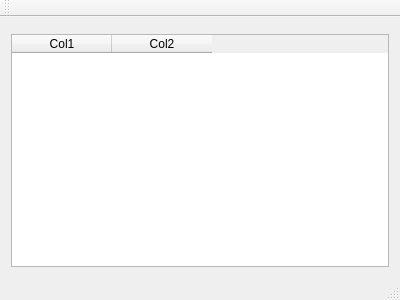
Above: mainwindow.ui from sashoalm/ColumnAlignedLayout before the change. Below: the same form after it.
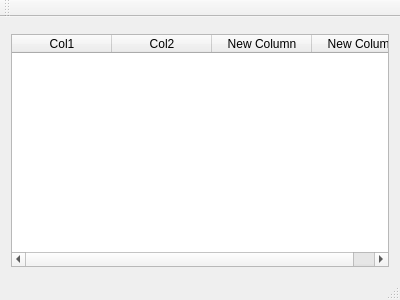
That is the form after the change.

The edit to the form file:
```diff
--- a/mainwindow.ui
+++ b/mainwindow.ui
@@ -33,6 +33,16 @@
         <string>Col2</string>
        </property>
       </column>
+      <column>
+       <property name="text">
+        <string>New Column</string>
+       </property>
+      </column>
+      <column>
+       <property name="text">
+        <string>New Column</string>
+       </property>
+      </column>
      </widget>
     </item>
    </layout>
```
